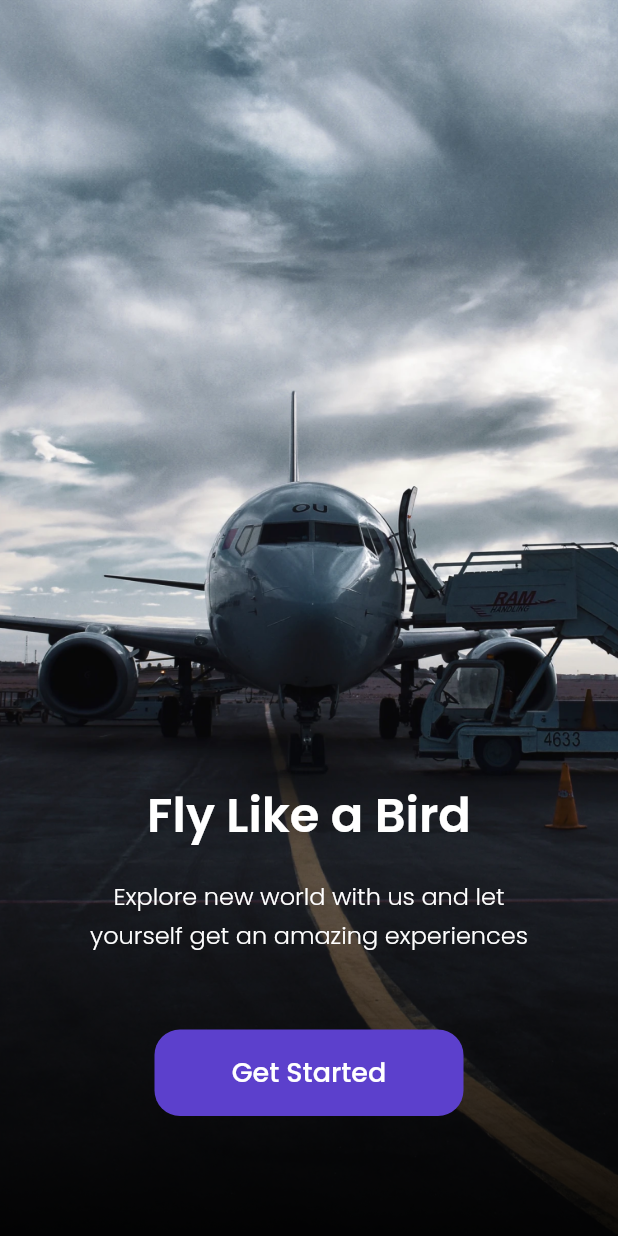
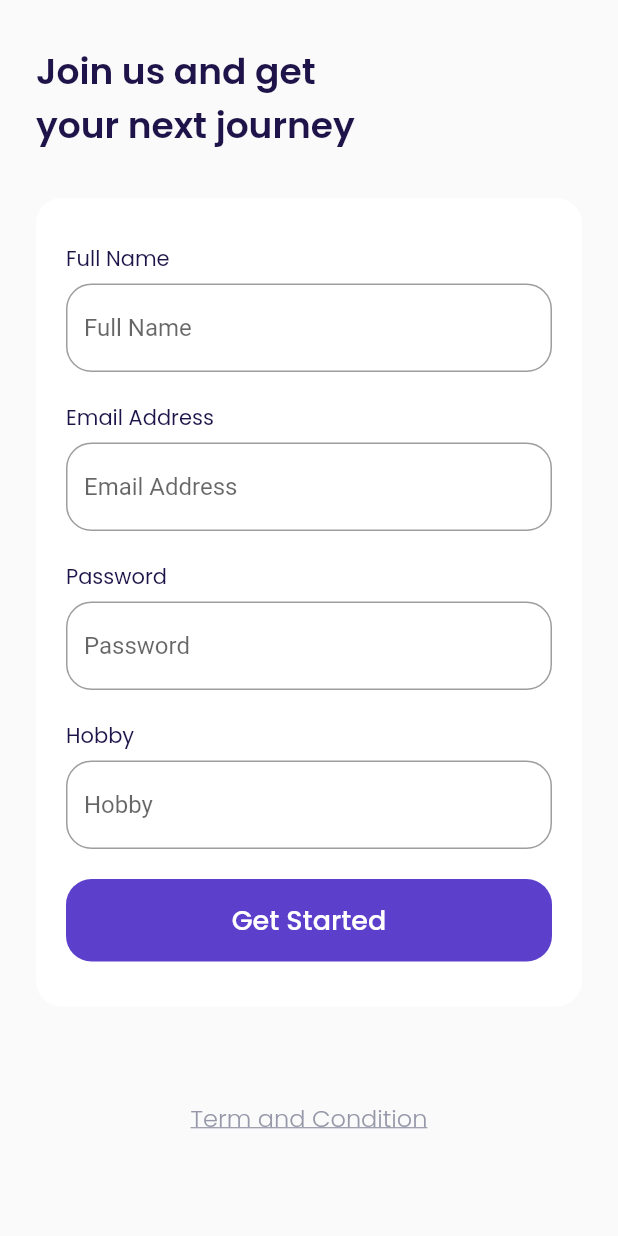
Before and after one commit to TSyach/airplane_flutter_project_bwa, a Flutter app: the screen it shows after launch, after a tap on "Get Started", on a phone screen of 412 x 824 dp. Run offline on Flutter 3.47's test engine with Material 2 defaults, Android fonts, the light colour scheme and no system bars; our stand-ins replace google_fonts.

Commit message:
Add : Get Started Page/Screen & Beberapa costumisasi kecil

```diff
--- a/lib/main.dart
+++ b/lib/main.dart
@@ -1,4 +1,5 @@
-import 'package:airplane_flutter_project_bwa/view/pages/get_started_page.dart';
+import 'view/pages/get_started_page.dart';
+import 'view/pages/sign_up.dart';
 import 'package:flutter/material.dart';
 
 import 'view/pages/splash_page.dart';
@@ -15,8 +16,9 @@ class AirPortMobile extends StatelessWidget {
     return MaterialApp(
       debugShowCheckedModeBanner: false,
       routes: {
-        '/':(context) => const SplashPage(),
-        '/get-started':(context) => const GetStartedPage(),
+        '/': (context) => const SplashPage(),
+        '/get-started': (context) => const GetStartedPage(),
+        '/sign-up': (context) => const SignUpPage(),
       },
     );
   }
--- /dev/null
+++ b/lib/shared/input.dart
@@ -0,0 +1,48 @@
+import 'package:flutter/material.dart';
+import '../shared/theme.dart';
+
+Widget input({
+  required String label,
+  bool? secureText,
+  required double textScaleFactor,
+}) {
+  Widget labelSection() {
+    return Text(
+      label,
+      style: blackTextStyle.copyWith(fontSize: 14 * textScaleFactor),
+    );
+  }
+
+  Widget inputSection() {
+    return TextFormField(
+      cursorColor: kBlackColor,
+      obscureText: secureText ?? false,
+      decoration: InputDecoration(
+          hintText: label,
+          border: OutlineInputBorder(
+            borderRadius:
+                BorderRadius.circular(defaultBorderRadius * textScaleFactor),
+          ),
+          focusedBorder: OutlineInputBorder(
+              borderRadius:
+                  BorderRadius.circular(defaultBorderRadius * textScaleFactor),
+              borderSide: BorderSide(
+                color: kPrimaryColor,
+              ))),
+    );
+  }
+
+  return Container(
+    margin: EdgeInsets.only(bottom: 20 * textScaleFactor),
+    child: Column(
+      crossAxisAlignment: CrossAxisAlignment.start,
+      children: [
+        labelSection(),
+        SizedBox(
+          height: 6 * textScaleFactor,
+        ),
+        inputSection(),
+      ],
+    ),
+  );
+}
--- /dev/null
+++ b/lib/shared/submit_button.dart
@@ -0,0 +1,25 @@
+import 'package:flutter/material.dart';
+import '../shared/theme.dart';
+
+Widget submitButton({required double textScaleFactor}) {
+  return SizedBox(
+    height: 55 * textScaleFactor,
+    width: double.infinity,
+    child: TextButton(
+      onPressed: () {},
+      style: TextButton.styleFrom(
+          backgroundColor: kPrimaryColor,
+          shape: RoundedRectangleBorder(
+            borderRadius:
+                BorderRadius.circular(defaultBorderRadius * textScaleFactor),
+          )),
+      child: Text(
+        'Get Started',
+        style: whiteTextStyle.copyWith(
+          fontSize: 18 * textScaleFactor,
+          fontWeight: medium,
+        ),
+      ),
+    ),
+  );
+}
--- a/lib/view/pages/get_started_page.dart
+++ b/lib/view/pages/get_started_page.dart
@@ -1,4 +1,5 @@
 import 'package:flutter/material.dart';
+
 import '../../shared/theme.dart';
 
 class GetStartedPage extends StatelessWidget {
@@ -51,7 +52,7 @@ class GetStartedPage extends StatelessWidget {
                 margin: EdgeInsets.only(
                     top: 50 * textScaleFactor, bottom: 80 * textScaleFactor),
                 child: TextButton(
-                  onPressed: () => {},
+                  onPressed: () => {Navigator.pushNamed(context, '/sign-up')},
                   style: TextButton.styleFrom(
                     backgroundColor: kPrimaryColor,
                     shape: RoundedRectangleBorder(
--- /dev/null
+++ b/lib/view/pages/sign_up.dart
@@ -0,0 +1,98 @@
+import 'package:airplane_flutter_project_bwa/shared/input.dart';
+import 'package:flutter/material.dart';
+import '../../shared/submit_button.dart';
+import '../../shared/theme.dart';
+
+class SignUpPage extends StatelessWidget {
+  const SignUpPage({Key? key}) : super(key: key);
+
+  Widget tittle(double textScaleFactor) {
+    return Container(
+      margin: EdgeInsets.only(
+          left: defaultMargin * textScaleFactor,
+          top: 30 * textScaleFactor,
+          bottom: 30 * textScaleFactor),
+      child: Text(
+        'Join us and get\nyour next journey',
+        style: blackTextStyle.copyWith(
+          fontSize: 24 * textScaleFactor,
+          fontWeight: semiBold,
+        ),
+      ),
+    );
+  }
+
+  Widget inputSection(double textScaleFactor) {
+    return Container(
+      margin: EdgeInsets.symmetric(horizontal: defaultMargin * textScaleFactor),
+      padding: EdgeInsets.symmetric(
+          horizontal: 20 * textScaleFactor, vertical: 30 * textScaleFactor),
+      decoration: BoxDecoration(
+        color: kWhiteColor,
+        borderRadius:
+            BorderRadius.circular(defaultBorderRadius * textScaleFactor),
+      ),
+      child: Column(
+        children: [
+          input(
+            label: "Full Name",
+            textScaleFactor: textScaleFactor,
+          ),
+          input(
+            label: "Email Address",
+            textScaleFactor: textScaleFactor,
+          ),
+          input(
+            label: 'Password',
+            secureText: true,
+            textScaleFactor: textScaleFactor,
+          ),
+          input(
+            label: "Hobby",
+            textScaleFactor: textScaleFactor,
+          ),
+          submitButton(
+            textScaleFactor: textScaleFactor,
+          ),
+        ],
+      ),
+    );
+  }
+
+  Widget tacButton(double textScaleFactor) {
+    return Container(
+      margin: EdgeInsets.only(
+        top: 50 * textScaleFactor,
+        left: 100 * textScaleFactor,
+        right: 100 * textScaleFactor,
+      ),
+      child: TextButton(
+        onPressed: () {},
+        child: Text(
+          'Term and Condition',
+          style: grayTextStyle.copyWith(
+              fontSize: 16,
+              fontWeight: light,
+              decoration: TextDecoration.underline),
+        ),
+      ),
+    );
+  }
+
+  @override
+  Widget build(BuildContext context) {
+    final textScaleFactor = textScaleFactorScreen(context);
+    return Scaffold(
+      backgroundColor: kBgColor,
+      body: SafeArea(
+        child: ListView(
+          children: [
+            tittle(textScaleFactor),
+            inputSection(textScaleFactor),
+            tacButton(textScaleFactor),
+          ],
+        ),
+      ),
+    );
+  }
+}
--- a/lib/view/pages/splash_page.dart
+++ b/lib/view/pages/splash_page.dart
@@ -1,6 +1,7 @@
 import 'dart:async';
 
 import 'package:flutter/material.dart';
+
 import '../../shared/theme.dart';
 
 class SplashPage extends StatefulWidget {
```
